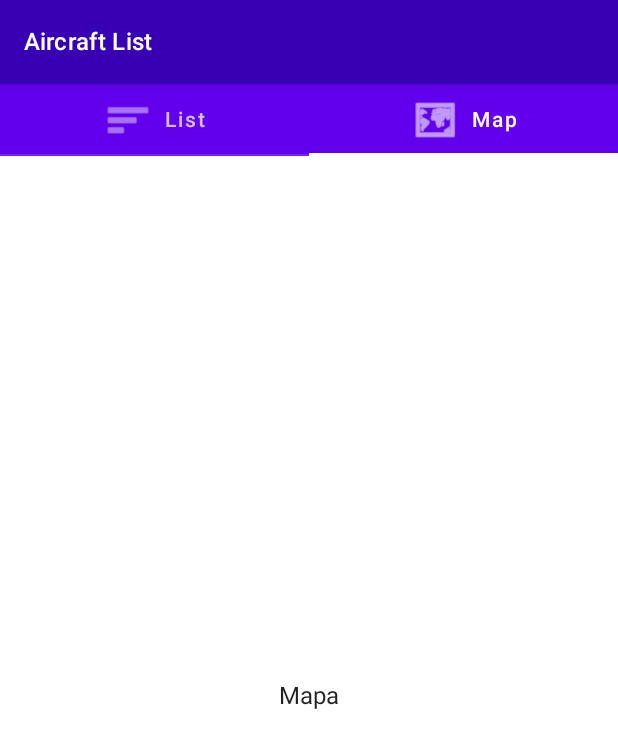
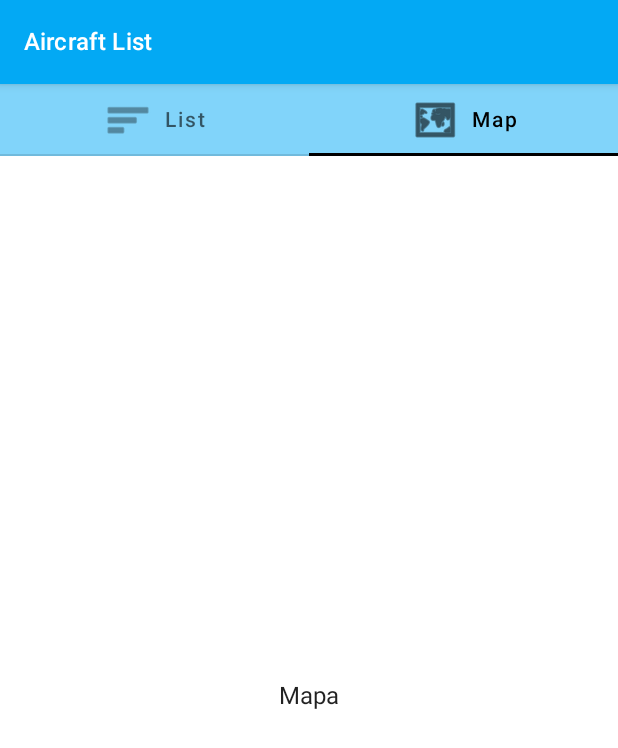
Before and after one commit to kelib99/aircraft-list, an Android app built with Jetpack Compose: the screen it shows after launch (MainActivity), tab 2 chosen, on a phone screen of 412 x 824 dp. Shown: the top 748 px of the screen. Run offline under Robolectric (Android 15) with nearby library versions, the phone set to English and light mode, and no system bars; our stand-ins replace Dagger/Hilt's generated code; 1 statement that could not run was skipped.

Commit message:
Change app colors

```diff
--- a/app/src/main/java/link/krupa/martin/aircraftlist/presentation/ui/theme/Color.kt
+++ b/app/src/main/java/link/krupa/martin/aircraftlist/presentation/ui/theme/Color.kt
@@ -2,7 +2,10 @@ package link.krupa.martin.aircraftlist.presentation.ui.theme
 
 import androidx.compose.ui.graphics.Color
 
-val Purple200 = Color(0xFFBB86FC)
-val Purple500 = Color(0xFF6200EE)
-val Purple700 = Color(0xFF3700B3)
-val Teal200 = Color(0xFF03DAC5)
+val LightBlue200 = Color(0xFF81D4FA)
+val LightBlue500 = Color(0xFF03A9F4)
+val LightBlue700 = Color(0xFF0288D1)
+val LightBlue900 = Color(0xFF03569B)
+val Green200 = Color(0xFF03F4C8)
+val Green500 = Color(0xFF00D990)
+val Green700 = Color(0xFF00B473)
--- a/app/src/main/java/link/krupa/martin/aircraftlist/presentation/ui/theme/Theme.kt
+++ b/app/src/main/java/link/krupa/martin/aircraftlist/presentation/ui/theme/Theme.kt
@@ -6,17 +6,25 @@ import androidx.compose.material.darkColors
 import androidx.compose.material.lightColors
 import androidx.compose.runtime.Composable
 import androidx.compose.runtime.CompositionLocalProvider
+import androidx.compose.ui.graphics.Color.Companion.Black
+import androidx.compose.ui.graphics.Color.Companion.White
 
 private val DarkColorPalette = darkColors(
-    primary = Purple200,
-    primaryVariant = Purple700,
-    secondary = Teal200
+    primary = LightBlue700,
+    primaryVariant = LightBlue900,
+    onPrimary = White,
+    secondary = Green500,
+    secondaryVariant = Green700,
+    onSecondary = White
 )
 
 private val LightColorPalette = lightColors(
-    primary = Purple500,
-    primaryVariant = Purple700,
-    secondary = Teal200
+    primary = LightBlue200,
+    primaryVariant = LightBlue500,
+    onPrimary = Black,
+    secondary = Green200,
+    secondaryVariant = Green700,
+    onSecondary = Black
 
     /* Other default colors to override
     background = Color.White,
--- a/app/src/main/res/values-night/themes.xml
+++ b/app/src/main/res/values-night/themes.xml
@@ -2,13 +2,13 @@
     <!-- Base application theme. -->
     <style name="Theme.AircraftList" parent="Theme.MaterialComponents.DayNight.DarkActionBar">
         <!-- Primary brand color. -->
-        <item name="colorPrimary">@color/purple_200</item>
-        <item name="colorPrimaryVariant">@color/purple_700</item>
-        <item name="colorOnPrimary">@color/black</item>
+        <item name="colorPrimary">@color/light_blue_700</item>
+        <item name="colorPrimaryVariant">@color/light_blue_900</item>
+        <item name="colorOnPrimary">@color/white</item>
         <!-- Secondary brand color. -->
-        <item name="colorSecondary">@color/teal_200</item>
-        <item name="colorSecondaryVariant">@color/teal_200</item>
-        <item name="colorOnSecondary">@color/black</item>
+        <item name="colorSecondary">@color/green_500</item>
+        <item name="colorSecondaryVariant">@color/green_700</item>
+        <item name="colorOnSecondary">@color/white</item>
         <!-- Status bar color. -->
         <item name="android:statusBarColor" tools:targetApi="l">?attr/colorPrimaryVariant</item>
         <!-- Customize your theme here. -->
--- a/app/src/main/res/values/colors.xml
+++ b/app/src/main/res/values/colors.xml
@@ -7,4 +7,12 @@
     <color name="teal_700">#FF018786</color>
     <color name="black">#FF000000</color>
     <color name="white">#FFFFFFFF</color>
+
+    <color name="light_blue_200">#FF81D4FA</color>
+    <color name="light_blue_500">#FF03A9F4</color>
+    <color name="light_blue_700">#FF0487D1</color>
+    <color name="light_blue_900">#FF03569B</color>
+    <color name="green_200">#FF03F4C8</color>
+    <color name="green_500">#FF00D990</color>
+    <color name="green_700">#FF00B473</color>
 </resources>
--- a/app/src/main/res/values/themes.xml
+++ b/app/src/main/res/values/themes.xml
@@ -2,12 +2,12 @@
     <!-- Base application theme. -->
     <style name="Theme.AircraftList" parent="Theme.MaterialComponents.DayNight.DarkActionBar">
         <!-- Primary brand color. -->
-        <item name="colorPrimary">@color/purple_500</item>
-        <item name="colorPrimaryVariant">@color/purple_700</item>
-        <item name="colorOnPrimary">@color/white</item>
+        <item name="colorPrimary">@color/light_blue_200</item>
+        <item name="colorPrimaryVariant">@color/light_blue_500</item>
+        <item name="colorOnPrimary">@color/black</item>
         <!-- Secondary brand color. -->
-        <item name="colorSecondary">@color/teal_200</item>
-        <item name="colorSecondaryVariant">@color/teal_700</item>
+        <item name="colorSecondary">@color/green_200</item>
+        <item name="colorSecondaryVariant">@color/green_700</item>
         <item name="colorOnSecondary">@color/black</item>
         <!-- Status bar color. -->
         <item name="android:statusBarColor" tools:targetApi="l">?attr/colorPrimaryVariant</item>
```
